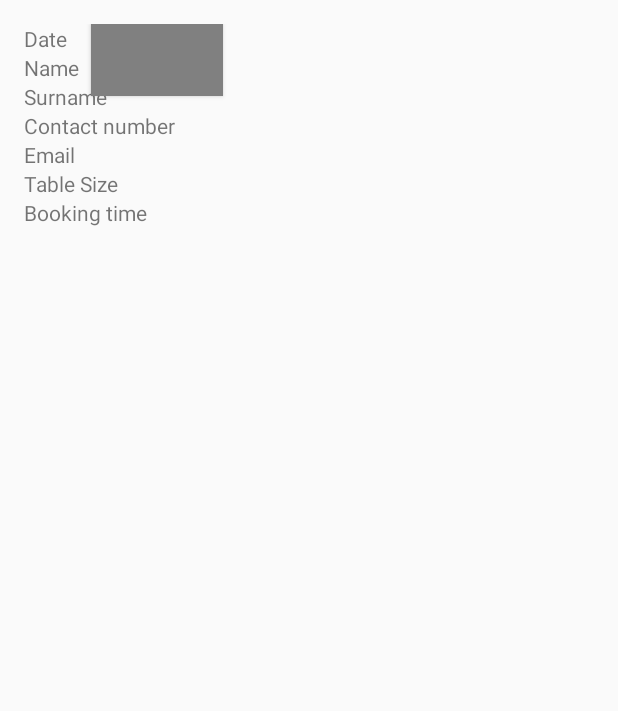
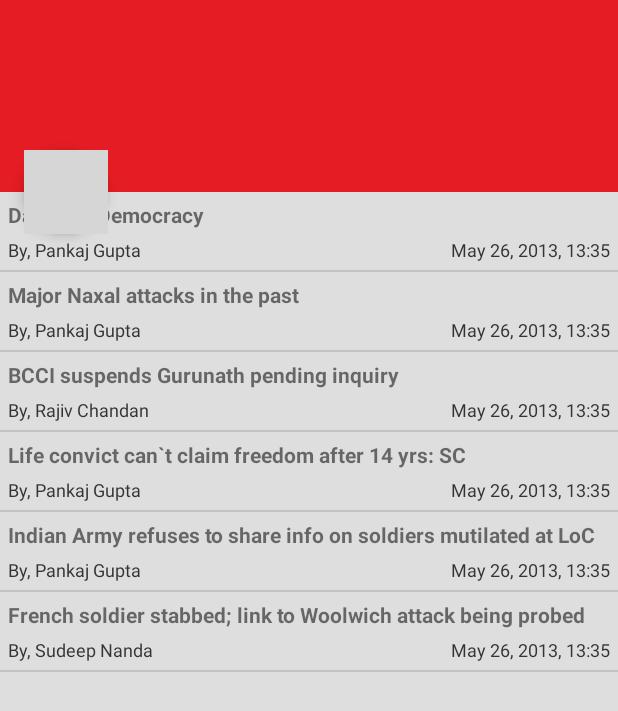
Before and after one commit to RegardtS/ItalishPizza-AndroidStudio, an Android app: the Bookings screen opened directly, with no data from a screen before it, on a phone screen of 412 x 824 dp. Shown: the top 711 px of the screen. Run offline under Robolectric (Android 15) with nearby library versions, the phone set to English and light mode, and no system bars; 1 statement that could not run was skipped; grey boxes are pictures that could not be loaded.

Commit message:
Added testing screen for floating action button

```diff
--- /dev/null
+++ b/app/src/main/java/regi/italishpizza/Booking.java
@@ -0,0 +1,41 @@
+package regi.italishpizza;
+
+/**
+ * Created by user on 14/07/08.
+ */
+public class Booking {
+
+    private String headline;
+    private String reporterName;
+    private String date;
+
+    public String getHeadline() {
+        return headline;
+    }
+
+    public void setHeadline(String headline) {
+        this.headline = headline;
+    }
+
+    public String getReporterName() {
+        return reporterName;
+    }
+
+    public void setReporterName(String reporterName) {
+        this.reporterName = reporterName;
+    }
+
+    public String getDate() {
+        return date;
+    }
+
+    public void setDate(String date) {
+        this.date = date;
+    }
+
+    @Override
+    public String toString() {
+        return "[ headline=" + headline + ", reporter Name=" +
+                reporterName + " , date=" + date + "]";
+    }
+}
--- /dev/null
+++ b/app/src/main/java/regi/italishpizza/BookingCustomListAdapter.java
@@ -0,0 +1,74 @@
+package regi.italishpizza;
+
+import android.content.Context;
+import android.view.LayoutInflater;
+import android.view.View;
+import android.view.ViewGroup;
+import android.widget.BaseAdapter;
+import android.widget.TextView;
+
+import java.util.ArrayList;
+
+/**
+ * Created by user on 14/07/08.
+ */
+public class BookingCustomListAdapter extends BaseAdapter{
+
+    private ArrayList listData;
+
+    private LayoutInflater layoutInflater;
+
+    public BookingCustomListAdapter(Context context, ArrayList listData) {
+        this.listData = listData;
+        layoutInflater = LayoutInflater.from(context);
+    }
+
+    @Override
+    public int getCount() {
+        return listData.size();
+    }
+
+    @Override
+    public Object getItem(int position) {
+        return listData.get(position);
+    }
+
+    @Override
+    public long getItemId(int position) {
+        return position;
+    }
+
+    public View getView(int position, View convertView, ViewGroup parent) {
+        ViewHolder holder;
+        if (convertView == null) {
+            convertView = layoutInflater.inflate(R.layout.list_row_layout, null);
+            holder = new ViewHolder();
+            holder.headlineView = (TextView) convertView.findViewById(R.id.title);
+            holder.reporterNameView = (TextView) convertView.findViewById(R.id.reporter);
+            holder.reportedDateView = (TextView) convertView.findViewById(R.id.date);
+            convertView.setTag(holder);
+        } else {
+            holder = (ViewHolder) convertView.getTag();
+        }
+
+        Booking newsItem = (Booking)listData.get(position);
+        holder.headlineView.setText(newsItem.getHeadline());
+        holder.reporterNameView.setText("By, " + newsItem.getReporterName());
+        holder.reportedDateView.setText(newsItem.getDate());
+
+        /*
+        holder.headlineView.setText(listData.get(position).getHeadline());
+        holder.reporterNameView.setText("By, " + listData.get(position).getReporterName());
+        holder.reportedDateView.setText(listData.get(position).getDate());
+        */
+
+        return convertView;
+    }
+
+    static class ViewHolder {
+        TextView headlineView;
+        TextView reporterNameView;
+        TextView reportedDateView;
+    }
+
+}
--- a/app/src/main/java/regi/italishpizza/Bookings.java
+++ b/app/src/main/java/regi/italishpizza/Bookings.java
@@ -2,37 +2,96 @@ package regi.italishpizza;
 
 import android.app.Activity;
 import android.app.DatePickerDialog;
+import android.graphics.Outline;
 import android.os.Bundle;
-import android.view.Menu;
-import android.view.MenuItem;
 import android.view.View;
+import android.widget.AdapterView;
 import android.widget.DatePicker;
+import android.widget.ListView;
 import android.widget.Toast;
+import android.widget.AdapterView.OnItemClickListener;
 
+import java.util.ArrayList;
 import java.util.Calendar;
 
 public class Bookings extends Activity {
 
-    private Calendar cal;
-    private int day;
-    private int month;
-    private int year;
+
+
 
     @Override
     protected void onCreate(Bundle savedInstanceState) {
         super.onCreate(savedInstanceState);
         setContentView(R.layout.activity_bookings);
 
-        cal = Calendar.getInstance();
-        day = cal.get(Calendar.DAY_OF_MONTH);
-        month = cal.get(Calendar.MONTH);
-        year = cal.get(Calendar.YEAR);
+
+        int size = getResources().getDimensionPixelSize(R.dimen.fab_size);
+        Outline outline = new Outline();
+        outline.setOval(0, 0, size, size);
+        findViewById(R.id.fab).setOutline(outline);
 
 
 
+        ArrayList image_details = getListData();
+        final ListView lv1 = (ListView) findViewById(R.id.custom_list);
+        lv1.setAdapter(new BookingCustomListAdapter(this, image_details));
+        lv1.setOnItemClickListener(new OnItemClickListener() {
+
+            @Override
+            public void onItemClick(AdapterView<?> a, View v, int position, long id) {
+                Object o = lv1.getItemAtPosition(position);
+                Booking newsData = (Booking) o;
+                Toast.makeText(Bookings.this, "Selected :" + " " + newsData, Toast.LENGTH_LONG).show();
+            }
+
+        });
+
     }
 
-    public void tappedView(View v){
+    private ArrayList getListData() {
+        ArrayList results = new ArrayList();
+        Booking newsData = new Booking();
+        newsData.setHeadline("Dance of Democracy");
+        newsData.setReporterName("Pankaj Gupta");
+        newsData.setDate("May 26, 2013, 13:35");
+        results.add(newsData);
+
+        newsData = new Booking();
+        newsData.setHeadline("Major Naxal attacks in the past");
+        newsData.setReporterName("Pankaj Gupta");
+        newsData.setDate("May 26, 2013, 13:35");
+        results.add(newsData);
+
+        newsData = new Booking();
+        newsData.setHeadline("BCCI suspends Gurunath pending inquiry ");
+        newsData.setReporterName("Rajiv Chandan");
+        newsData.setDate("May 26, 2013, 13:35");
+        results.add(newsData);
+
+        newsData = new Booking();
+        newsData.setHeadline("Life convict can`t claim freedom after 14 yrs: SC");
+        newsData.setReporterName("Pankaj Gupta");
+        newsData.setDate("May 26, 2013, 13:35");
+        results.add(newsData);
+
+        newsData = new Booking();
+        newsData.setHeadline("Indian Army refuses to share info on soldiers mutilated at LoC");
+        newsData.setReporterName("Pankaj Gupta");
+        newsData.setDate("May 26, 2013, 13:35");
+        results.add(newsData);
+
+        newsData = new Booking();
+        newsData.setHeadline("French soldier stabbed; link to Woolwich attack being probed");
+        newsData.setReporterName("Sudeep Nanda");
+        newsData.setDate("May 26, 2013, 13:35");
+        results.add(newsData);
+
+        return results;
+    }
+
+
+
+    public void tappedView(View v) {
         final Calendar c = Calendar.getInstance();
         int mYear = c.get(Calendar.YEAR);
         int mMonth = c.get(Calendar.MONTH);
@@ -44,33 +103,13 @@ public class Bookings extends Activity {
                     @Override
                     public void onDateSet(DatePicker view, int year,
                                           int monthOfYear, int dayOfMonth) {
-                        Toast.makeText(getApplicationContext(),dayOfMonth + "-" + (monthOfYear + 1) + "-" + year, Toast.LENGTH_LONG).show();
+                        Toast.makeText(getApplicationContext(), dayOfMonth + "-" + (monthOfYear + 1) + "-" + year, Toast.LENGTH_LONG).show();
 
                     }
-                }, mYear, mMonth, mDay);
+                }, mYear, mMonth, mDay
+        );
         dpd.show();
     }
 
 
-
-
-
-    @Override
-    public boolean onCreateOptionsMenu(Menu menu) {
-        // Inflate the menu; this adds items to the action bar if it is present.
-        getMenuInflater().inflate(R.menu.bookings, menu);
-        return true;
-    }
-
-    @Override
-    public boolean onOptionsItemSelected(MenuItem item) {
-        // Handle action bar item clicks here. The action bar will
-        // automatically handle clicks on the Home/Up button, so long
-        // as you specify a parent activity in AndroidManifest.xml.
-        int id = item.getItemId();
-        if (id == R.id.action_settings) {
-            return true;
-        }
-        return super.onOptionsItemSelected(item);
-    }
 }
--- a/app/src/main/java/regi/italishpizza/LoginActivity.java
+++ b/app/src/main/java/regi/italishpizza/LoginActivity.java
@@ -28,16 +28,17 @@ public class LoginActivity extends Activity implements View.OnClickListener {
         setContentView(R.layout.activity_login);
 
 
-        Intent x = new Intent(LoginActivity.this, TestActivity.class);
-        startActivity(x);
+//        Intent x = new Intent(LoginActivity.this, Bookings.class);
+//        startActivity(x);
 
 
 
         db = new MySQLiteHelper(this);
 
+
+
         LinearLayout gl = (LinearLayout) findViewById(R.id.LoginLinearLayout);
 
-        db.addStaffMember("Regi", "Pass", "1");
         List<String> staff = db.getAllStaffUsernames();
 
 
@@ -81,7 +82,11 @@ public class LoginActivity extends Activity implements View.OnClickListener {
 
         }
 
+
+
+
     }
+
 
 
     public void onClick(View view) {
--- a/app/src/main/java/regi/italishpizza/MySQLiteHelper.java
+++ b/app/src/main/java/regi/italishpizza/MySQLiteHelper.java
@@ -21,14 +21,29 @@ public class MySQLiteHelper extends SQLiteOpenHelper {
     // Database Name
     private static final String DATABASE_NAME = "ItalishDB";
 
-    // Staff Table Name
+    // Table Names
     private static final String TABLE_STAFF = "STAFF";
+    private static final String TABLE_BOOKINGS = "BOOKINGS";
+
 
     // Staff Table Columns names
     private static final String KEY_STAFF_ID = "id";
     private static final String KEY_STAFF_NAME = "name";
     private static final String KEY_STAFF_PASSWORD = "password";
     private static final String KEY_STAFF_AUTHORITY = "authority";
+
+    // Staff Booking Columns names
+    private static final String KEY_BOOKING_ID = "id";
+    private static final String KEY_BOOKING_NAME = "name";
+    private static final String KEY_BOOKING_TIME = "time";
+    private static final String KEY_BOOKING_DATE = "date";
+    private static final String KEY_BOOKING_CONTACT = "contact";
+    private static final String KEY_BOOKING_SIZE = "size";
+
+
+
+
+
 
     public MySQLiteHelper(Context context) {
         super(context, DATABASE_NAME, null, DATABASE_VERSION);
@@ -39,11 +54,24 @@ public class MySQLiteHelper extends SQLiteOpenHelper {
         // SQL statement to create book table
         String CREATE_STAFF_TABLE = "CREATE TABLE " + TABLE_STAFF + " ( "
                 + KEY_STAFF_ID + " INTEGER PRIMARY KEY AUTOINCREMENT, "
-                + KEY_STAFF_NAME + " TEXT, " + KEY_STAFF_PASSWORD + " TEXT,"
+                + KEY_STAFF_NAME + " TEXT, "
+                + KEY_STAFF_PASSWORD + " TEXT,"
                 + KEY_STAFF_AUTHORITY + " TEXT)";
 
+        // create staff table
+        db.execSQL(CREATE_STAFF_TABLE);
+
+        String CREATE_BOOKING_TABLE = "CREATE TABLE " + TABLE_BOOKINGS + " ( "
+                + KEY_BOOKING_ID + " INTEGER PRIMARY KEY AUTOINCREMENT, "
+                + KEY_BOOKING_NAME + " TEXT , "
+                + KEY_BOOKING_TIME + " TEXT , "
+                + KEY_BOOKING_DATE + " TEXT , "
+                + KEY_BOOKING_CONTACT + " TEXT,  "
+                + KEY_BOOKING_SIZE + " INTEGER)";
+
         // create books table
-        db.execSQL(CREATE_STAFF_TABLE);
+        db.execSQL(CREATE_BOOKING_TABLE);
+
 
     }
 
@@ -51,13 +79,14 @@ public class MySQLiteHelper extends SQLiteOpenHelper {
     public void onUpgrade(SQLiteDatabase db, int oldVersion, int newVersion) {
         // Drop older books table if existed
         db.execSQL("DROP TABLE IF EXISTS " + TABLE_STAFF);
+        db.execSQL("DROP TABLE IF EXISTS " + TABLE_BOOKINGS);
+
 
         // create fresh books table
         this.onCreate(db);
     }
 
-    public void addStaffMember(String name, String password,
-                               String authorityLevel) {
+    public void addStaffMember(String name, String password, String authorityLevel) {
 
         // 1. get reference to writable DB
         SQLiteDatabase db = this.getWritableDatabase();
@@ -109,4 +138,30 @@ public class MySQLiteHelper extends SQLiteOpenHelper {
         }
         return true;
     }
+
+
+    public void addBooking(String name, String time, String date, String contact, int size) {
+
+        // 1. get reference to writable DB
+        SQLiteDatabase db = this.getWritableDatabase();
+
+        // 2. create ContentValues to add key "column"/value
+        ContentValues values = new ContentValues();
+        values.put(KEY_BOOKING_NAME, name);
+        values.put(KEY_BOOKING_TIME, time);
+        values.put(KEY_BOOKING_DATE, date);
+        values.put(KEY_BOOKING_CONTACT, contact);
+        values.put(KEY_BOOKING_SIZE, size);
+
+        // 3. insert
+        db.insert(TABLE_BOOKINGS, // table
+                null, // nullColumnHack
+                values); // key/value -> keys = column names/ values = column
+        // values
+
+        // 4. close
+        db.close();
+    }
+
+
 }
--- a/app/src/main/res/layout/activity_bookings.xml
+++ b/app/src/main/res/layout/activity_bookings.xml
@@ -2,70 +2,50 @@
     xmlns:tools="http://schemas.android.com/tools"
     android:layout_width="match_parent"
     android:layout_height="match_parent"
-    android:paddingLeft="@dimen/activity_horizontal_margin"
-    android:paddingRight="@dimen/activity_horizontal_margin"
-    android:paddingTop="@dimen/activity_vertical_margin"
-    android:paddingBottom="@dimen/activity_vertical_margin"
-    tools:context="regi.italishpizza.Bookings">
+    tools:context="regi.italishpizza.Bookings"
+    android:background="#DEDEDE"
+    android:orientation="vertical">
 
-    <TextView
-        android:text="Date"
-        android:layout_width="wrap_content"
-        android:layout_height="wrap_content"
-        android:id="@+id/tv_date"
-        />
-    <TextView
-        android:text="Name"
-        android:layout_width="wrap_content"
-        android:layout_height="wrap_content"
-        android:id="@+id/tv_name"
-        android:layout_below="@id/tv_date"
-        />
-    <TextView
-        android:text="Surname"
-        android:layout_width="wrap_content"
-        android:layout_height="wrap_content"
-        android:id="@+id/tv_surname"
-        android:layout_below="@id/tv_name"
-        />
-    <TextView
-        android:text="Contact number"
-        android:layout_width="wrap_content"
-        android:layout_height="wrap_content"
-        android:id="@+id/tv_contactNumber"
-        android:layout_below="@id/tv_surname"
-        />
-    <TextView
-        android:text="Email"
-        android:layout_width="wrap_content"
-        android:layout_height="wrap_content"
-        android:id="@+id/tv_email"
-        android:layout_below="@id/tv_contactNumber"
-        />
-    <TextView
-        android:text="Table Size"
-        android:layout_width="wrap_content"
-        android:layout_height="wrap_content"
-        android:id="@+id/tv_tableSize"
-        android:layout_below="@id/tv_email"
-        />
-    <TextView
-        android:text="Booking time"
-        android:layout_width="wrap_content"
-        android:layout_height="wrap_content"
-        android:id="@+id/tv_BookingTime"
-        android:layout_below="@id/tv_tableSize"
-        />
 
-    <Button
-        android:id="@+id/dpResult"
-        android:layout_width="wrap_content"
-        android:layout_height="wrap_content"
-        android:layout_toRightOf="@id/tv_date"
-        android:background="#808080"
-        android:onClick="tappedView"
+        <LinearLayout
+            android:layout_width="fill_parent"
+            android:layout_height="128dp"
+            android:paddingTop="@dimen/activity_vertical_margin"
+            android:background="#e51c23"
+            android:layout_alignParentTop="true"
+            android:gravity="center_horizontal"
+            android:orientation="vertical"
+            android:id="@+id/BookingsLL"
+            >
+
+        </LinearLayout>
+
+
+
+    <ListView
+        android:id="@+id/custom_list"
+        android:layout_width="fill_parent"
+        android:layout_height="fill_parent"
+        android:layout_below="@id/BookingsLL"
+
+    />
+
+    <ImageButton
+        android:id="@+id/fab"
+        android:layout_alignParentTop="true"
+        android:layout_alignParentLeft="true"
+        android:layout_marginTop="100dp"
+        android:layout_width="@dimen/fab_size"
+        android:layout_height="@dimen/fab_size"
         android:layout_marginLeft="16dp"
+        android:background="@drawable/ripple"
+        android:stateListAnimator="@anim/anim"
+        android:src="@drawable/ic_action_add_light"
+        android:elevation="4dp"
         />
 
 
+
+
+
 </RelativeLayout>
--- a/app/src/main/res/layout/activity_login.xml
+++ b/app/src/main/res/layout/activity_login.xml
@@ -36,7 +36,10 @@
     </LinearLayout>
 
 
+
+
     <HorizontalScrollView
+        android:background="#808080"
         android:layout_alignParentBottom="true"
 
         android:layout_marginTop="@dimen/activity_vertical_margin"
@@ -55,4 +58,5 @@
 
     </HorizontalScrollView>
 
+
 </RelativeLayout>
--- /dev/null
+++ b/app/src/main/res/layout/list_row_layout.xml
@@ -0,0 +1,38 @@
+<?xml version="1.0" encoding="utf-8"?>
+<RelativeLayout xmlns:android="http://schemas.android.com/apk/res/android"
+    android:layout_width="fill_parent"
+    android:layout_height="wrap_content"
+    android:minHeight="50dp"
+    android:orientation="horizontal"
+    android:padding="5dip" >
+
+    <TextView
+        android:id="@+id/title"
+        android:layout_width="wrap_content"
+        android:layout_height="wrap_content"
+        android:text=""
+        android:textStyle="bold"
+        android:typeface="sans" />
+
+    <TextView
+        android:id="@+id/reporter"
+        android:layout_width="wrap_content"
+        android:layout_height="wrap_content"
+        android:layout_below="@id/title"
+        android:layout_marginTop="5dip"
+        android:text=""
+        android:textColor="#343434"
+        android:textSize="12sp" />
+
+    <TextView
+        android:id="@+id/date"
+        android:layout_width="wrap_content"
+        android:layout_height="wrap_content"
+        android:layout_alignBaseline="@+id/reporter"
+        android:layout_alignBottom="@+id/reporter"
+        android:layout_alignParentRight="true"
+        android:text=""
+        android:textColor="#343434"
+        android:textSize="12sp" />
+
+</RelativeLayout>
--- a/libraries/HoloGraphLibrary/build.gradle
+++ b/libraries/HoloGraphLibrary/build.gradle
@@ -1,6 +1,6 @@
 apply plugin: 'android-library'
 android {
-    compileSdkVersion 'android-L'
+    compileSdkVersion 19
     buildToolsVersion '20.0.0'
 
     sourceSets {
```
Also changed, not shown: 1 other file.
